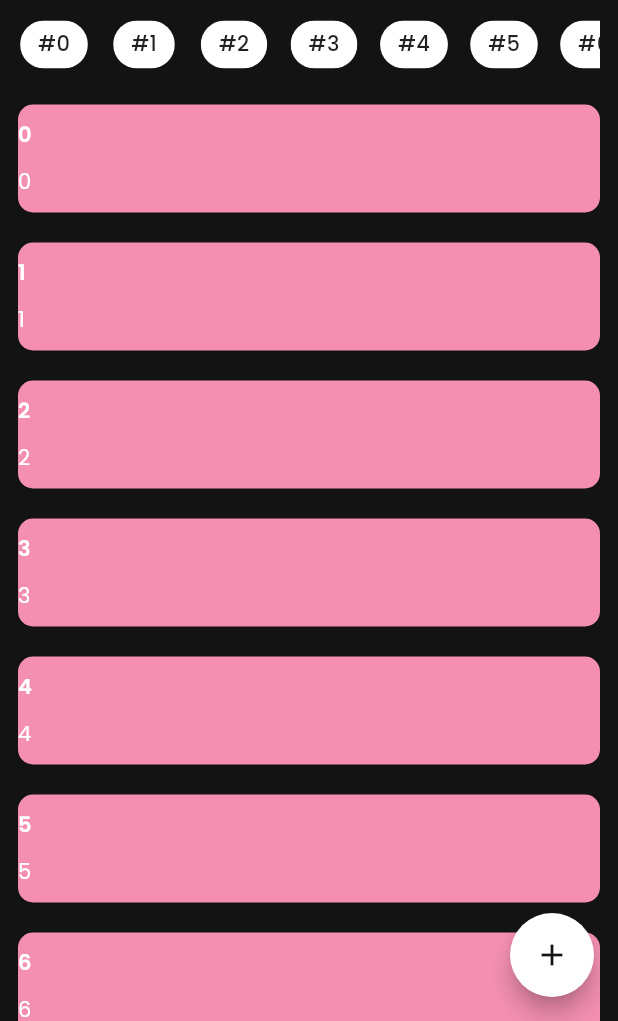
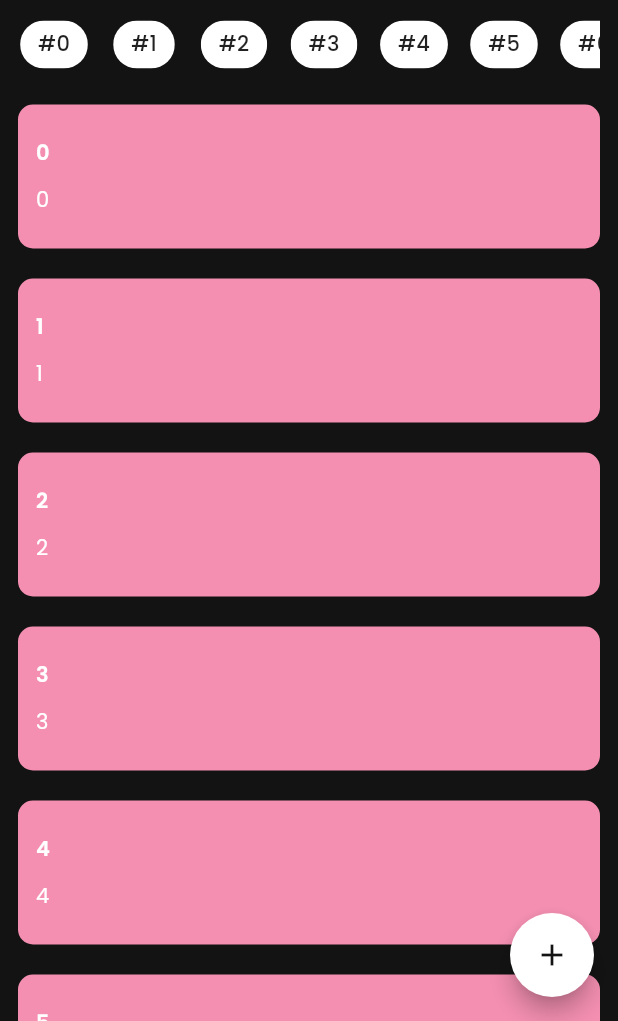
Before and after one commit to PrinceLeBon/note_app, a Flutter app: the screen it shows after launch, on a phone screen of 412 x 824 dp, the part 215-1236 px from its top. Run offline on Flutter 3.47's test engine with Material 2 defaults, Android fonts, the light colour scheme and no system bars; our stand-ins replace bloc, flutter_colorpicker, google_fonts, hive, hive_flutter; accounts and stored records are empty.

Commit message:
Update note card view

```diff
--- a/lib/presentation/widgets/note.dart
+++ b/lib/presentation/widgets/note.dart
@@ -16,6 +16,8 @@ class Note extends StatelessWidget {
           color: Colors.pink[200],
           borderRadius: BorderRadius.circular(10),
         ),
+        child: Padding(
+          padding: const EdgeInsets.all(12),
           child: Column(
             crossAxisAlignment: CrossAxisAlignment.start,
             mainAxisAlignment: MainAxisAlignment.spaceBetween,
@@ -37,6 +39,7 @@ class Note extends StatelessWidget {
             ],
           ),
         ),
+      ),
     );
   }
 }
```
Lines whose indentation alone changed are shown as unchanged.
